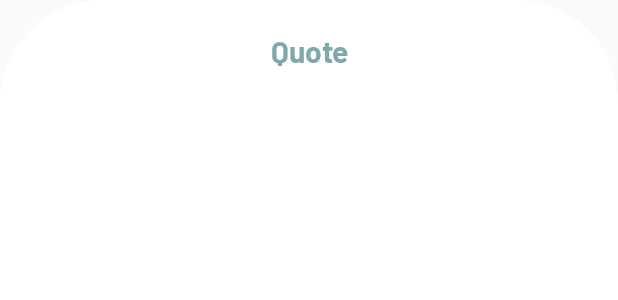
After one commit to piggetro/ANDE, an Android app: the layout bottomsheetlayout_quotespage_quote.xml on its own in the app's theme, with its tools: preview values and no code run, on a phone screen of 412 x 824 dp. The commit adds this screen. Shown: the top 300 px of the screen. Run offline under Robolectric (Android 15) with nearby library versions, the phone set to English and light mode, and no system bars.

Commit message:
style: added a dialog to pop up for when user taps on a quote

```diff
--- a/app/src/main/res/layout/activity_quotes_page.xml
+++ b/app/src/main/res/layout/activity_quotes_page.xml
@@ -40,7 +40,7 @@
             android:layout_width="130dp"
             android:layout_height="wrap_content"
             android:layout_margin="20dp"
-            android:hint="@string/selectSortBy"
+            android:hint="Mood"
             app:boxBackgroundColor="@android:color/white" >
 
             <AutoCompleteTextView
--- /dev/null
+++ b/app/src/main/res/layout/bottomsheetlayout_quotespage_quote.xml
@@ -0,0 +1,42 @@
+<?xml version="1.0" encoding="utf-8"?>
+<LinearLayout xmlns:android="http://schemas.android.com/apk/res/android"
+    android:orientation="vertical"
+    android:layout_width="match_parent"
+    android:layout_height="match_parent"
+    android:padding="20dp"
+    android:background="@drawable/rounded_border">
+
+    <TextView
+        android:id="@+id/quoteBottomSheetTitle"
+        android:layout_width="match_parent"
+        android:layout_height="wrap_content"
+        android:text="Quote"
+        android:textSize="20sp"
+        android:gravity="center"
+        android:fontFamily="@font/barlow"
+        android:textStyle="bold"
+        android:textColor="#7DA9AC"
+        />
+
+    <TextView
+        android:id="@+id/quoteBottomSheetText"
+        android:layout_width="wrap_content"
+        android:layout_height="wrap_content"
+        android:fontFamily="@font/barlow_italic"
+        android:textColor="#7DA9AC"
+        android:layout_marginTop="32dp"
+        android:textSize="20sp" />
+
+    <TextView
+        android:id="@+id/quoteBottomSheetAuthor"
+        android:layout_width="match_parent"
+        android:layout_height="wrap_content"
+        android:ellipsize="end"
+        android:layout_marginTop="8dp"
+        android:fontFamily="@font/barlow_semibold"
+        android:textColor="#7DA9AC"
+        android:textSize="16sp" />
+
+
+
+</LinearLayout>
--- a/app/src/main/res/layout/list_quote_recycler_item.xml
+++ b/app/src/main/res/layout/list_quote_recycler_item.xml
@@ -35,10 +35,8 @@
                 android:layout_width="match_parent"
                 android:layout_height="wrap_content"
                 android:ellipsize="end"
-                android:layout_marginTop="8px"
+                android:layout_marginTop="8dp"
                 android:fontFamily="@font/barlow_semibold"
-                android:maxLines="2"
-                android:singleLine="true"
                 android:textColor="#7DA9AC"
                 android:textSize="16sp" />
         </LinearLayout>
```
Also changed, not shown: app/src/main/java/com/example/ande/activity/QuotesPage.java (+12 -4 lines).
